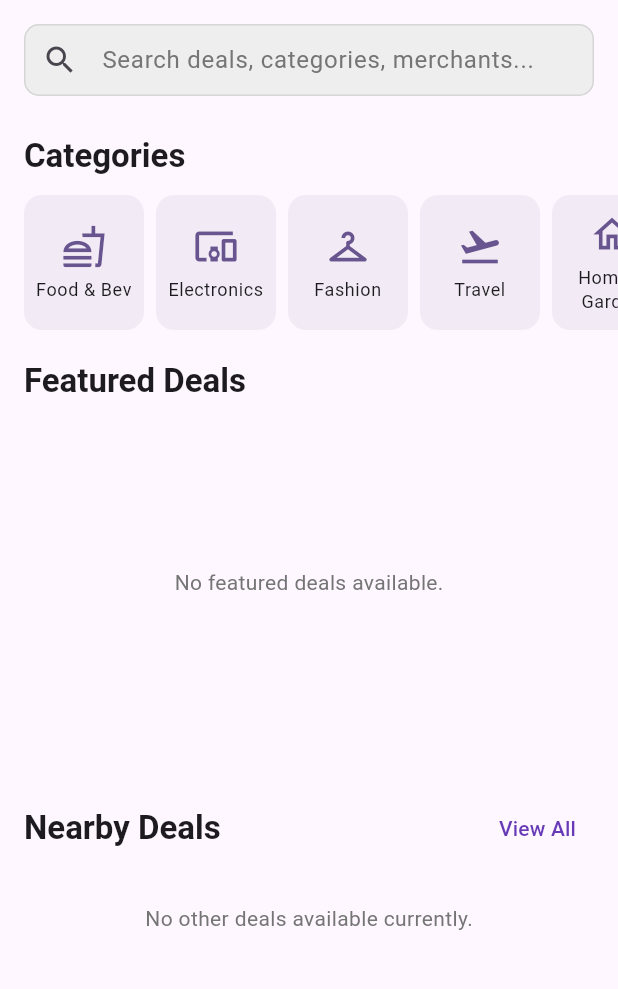
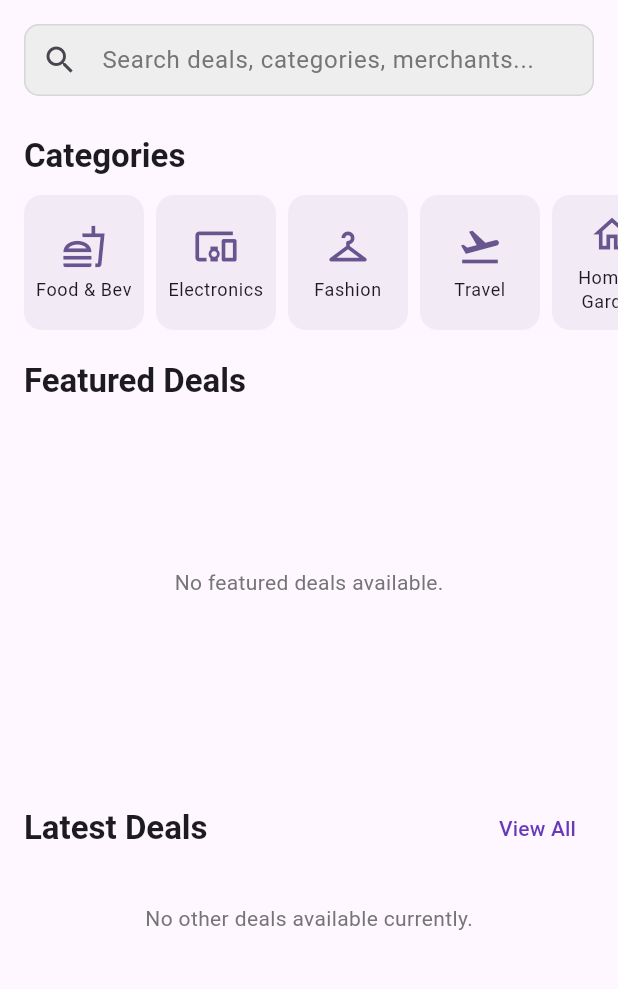
Before and after one commit to deepalweb/DealFinder, a Flutter app: the HomeScreen screen opened directly, on a phone screen of 412 x 824 dp, the part 84-1073 px from its top. Run offline on Flutter 3.47's test engine with Material 3 defaults, Android fonts, the phone set to English and light mode, and no system bars; our stand-ins replace shared_preferences, shimmer; accounts and stored records are empty; network calls fail.

Commit message:
feat: Rename 'Nearby Deals' to 'Latest Deals' on HomeScreen
- Updated the section title from 'Nearby Deals' to 'Latest Deals'.
- Verified that the existing logic correctly displays up to 10 deals in this section, following the 10 'Featured Deals'.

```diff
--- a/mobile_app/lib/src/screens/home_screen.dart
+++ b/mobile_app/lib/src/screens/home_screen.dart
@@ -254,7 +254,7 @@ class _HomeScreenState extends State<HomeScreen> {
                 mainAxisAlignment: MainAxisAlignment.spaceBetween,
                 children: [
                   Text(
-                    'Nearby Deals',
+                    'Latest Deals', // Renamed from 'Nearby Deals'
                      style: Theme.of(context).textTheme.titleLarge?.copyWith(fontWeight: FontWeight.bold),
                   ),
                   TextButton(
```
